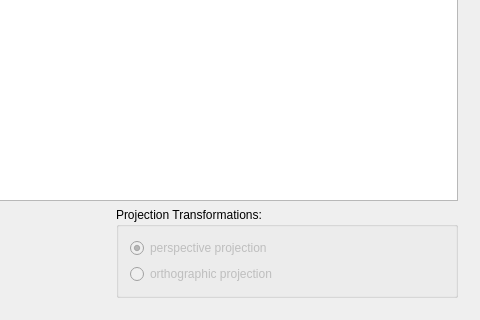
First picture: the form in source/VIEW/DIALOGS/stageSettings.ui, repository BALL-Project/ball, before the edit; both pictures show x 255 to 735 and y 130 to 450 of the 735 by 450 pixel window.
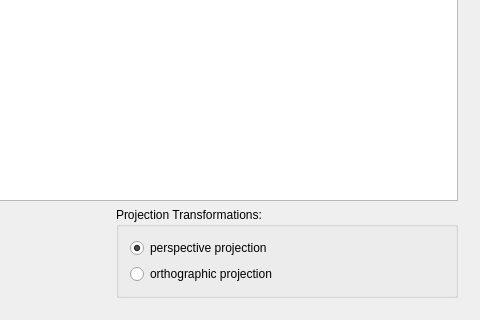
Second picture: the form after the edit. The open tabs and pages were chosen to show the change.

```diff
--- a/source/VIEW/DIALOGS/stageSettings.ui
+++ b/source/VIEW/DIALOGS/stageSettings.ui
@@ -1032,7 +1032,7 @@
             <item>
              <widget class="QRadioButton" name="radioButton_perspectiveProjection">
               <property name="enabled">
-               <bool>false</bool>
+               <bool>true</bool>
               </property>
               <property name="text">
                <string>perspective projection</string>
@@ -1045,7 +1045,7 @@
             <item>
              <widget class="QRadioButton" name="radioButton_orthographicProjection">
               <property name="enabled">
-               <bool>false</bool>
+               <bool>true</bool>
               </property>
               <property name="text">
                <string>orthographic projection</string>
```
Left out of the diff: 2 changed lines with no effect on the pictures.
